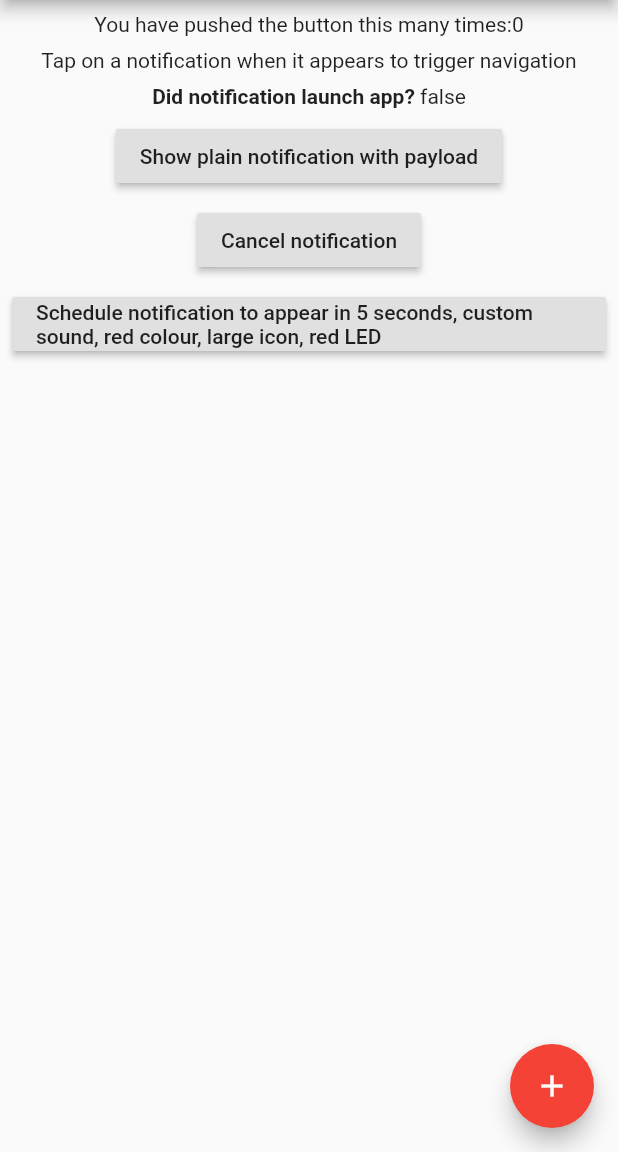
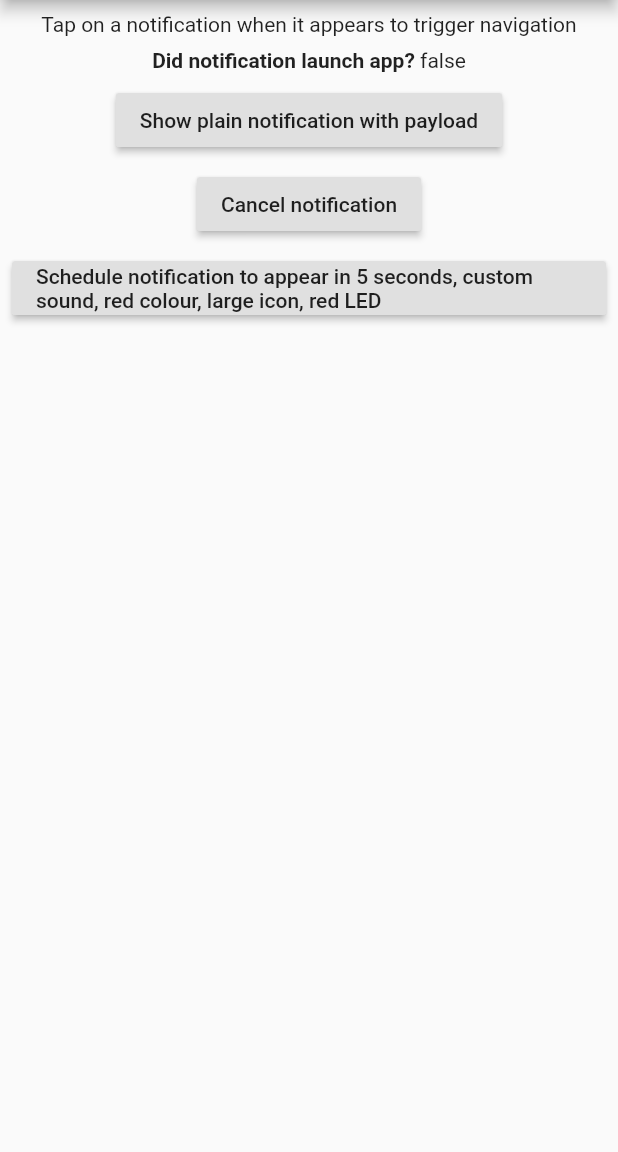
Before and after one commit to ascheman/ichdenkandich, a Flutter app: the screen it shows after launch, on a phone screen of 412 x 824 dp, the part 84-1236 px from its top. Run offline on Flutter 3.47's test engine with Material 2 defaults, Android fonts, the phone set to English and light mode, and no system bars; our stand-ins replace flutter_local_notifications, logger, rxdart.

Commit message:
Remove counter functionality (from generated flutter app)
and perform some re-formatting of source code

```diff
--- a/lib/main.dart
+++ b/lib/main.dart
@@ -182,31 +182,10 @@ class _MyHomePageState extends State<MyHomePage> {
     });
   }
 
-  int _counter = 0;
-
-  void _incrementCounter() {
-    setState(() {
-      // This call to setState tells the Flutter framework that something has
-      // changed in this State, which causes it to rerun the build method below
-      // so that the display can reflect the updated values. If we changed
-      // _counter without calling setState(), then the build method would not be
-      // called again, and so nothing would appear to happen.
-      _counter++;
-    });
-  }
-
   @override
   Widget build(BuildContext context) {
-    // This method is rerun every time setState is called, for instance as done
-    // by the _incrementCounter method above.
-    //
-    // The Flutter framework has been optimized to make rerunning build methods
-    // fast, so that you can just rebuild anything that needs updating rather
-    // than having to individually change instances of widgets.
     return Scaffold(
       appBar: AppBar(
-        // Here we take the value from the MyHomePage object that was created by
-        // the App.build method, and use it to set our appbar title.
         title: Text(widget.title),
       ),
       body: SingleChildScrollView(
@@ -214,40 +193,9 @@ class _MyHomePageState extends State<MyHomePage> {
         child: Padding(
           padding: EdgeInsets.all(8.0),
           child: Center(
-            // Center is a layout widget. It takes a single child and positions it
-            // in the middle of the parent.
             child: Column(
-              // Column is also a layout widget. It takes a list of children and
-              // arranges them vertically. By default, it sizes itself to fit its
-              // children horizontally, and tries to be as tall as its parent.
-              //
-              // Invoke "debug painting" (press "p" in the console, choose the
-              // "Toggle Debug Paint" action from the Flutter Inspector in Android
-              // Studio, or the "Toggle Debug Paint" command in Visual Studio Code)
-              // to see the wireframe for each widget.
-              //
-              // Column has various properties to control how it sizes itself and
-              // how it positions its children. Here we use mainAxisAlignment to
-              // center the children vertically; the main axis here is the vertical
-              // axis because Columns are vertical (the cross axis would be
-              // horizontal).
               mainAxisAlignment: MainAxisAlignment.center,
               children: <Widget>[
-                Padding(
-                  padding: EdgeInsets.fromLTRB(0.0, 0.0, 0.0, 8.0),
-                  child: Text.rich(
-                    TextSpan(
-                      children: [
-                        TextSpan(
-                          text: 'You have pushed the button this many times:',
-                        ),
-                        TextSpan(
-                          text: '$_counter',
-                        ),
-                      ],
-                    ),
-                  ),
-                ),
                 Padding(
                   padding: EdgeInsets.fromLTRB(0.0, 0.0, 0.0, 8.0),
                   child: Text(
@@ -302,7 +250,7 @@ class _MyHomePageState extends State<MyHomePage> {
                 ),
                 PaddedRaisedButton(
                   buttonText:
-                  'Schedule notification to appear in 5 seconds, custom sound, red colour, large icon, red LED',
+                      'Schedule notification to appear in 5 seconds, custom sound, red colour, large icon, red LED',
                   onPressed: () async {
                     await _scheduleNotification();
                   },
@@ -312,11 +260,6 @@ class _MyHomePageState extends State<MyHomePage> {
           ),
         ),
       ),
-      floatingActionButton: FloatingActionButton(
-        onPressed: _incrementCounter,
-        tooltip: 'Increment',
-        child: Icon(Icons.add),
-      ), // This trailing comma makes auto-formatting nicer for build methods.
     );
   }
 
@@ -339,7 +282,7 @@ class _MyHomePageState extends State<MyHomePage> {
   /// Schedules a notification that specifies a different icon, sound and vibration pattern
   Future<void> _scheduleNotification() async {
     var scheduledNotificationDateTime =
-    DateTime.now().add(Duration(seconds: 5));
+        DateTime.now().add(Duration(seconds: 5));
     var vibrationPattern = Int64List(4);
     vibrationPattern[0] = 0;
     vibrationPattern[1] = 1000;
@@ -360,7 +303,7 @@ class _MyHomePageState extends State<MyHomePage> {
         ledOnMs: 1000,
         ledOffMs: 500);
     var iOSPlatformChannelSpecifics =
-    IOSNotificationDetails(sound: 'slow_spring_board.aiff');
+        IOSNotificationDetails(sound: 'slow_spring_board.aiff');
     var platformChannelSpecifics = NotificationDetails(
         androidPlatformChannelSpecifics, iOSPlatformChannelSpecifics);
     await flutterLocalNotificationsPlugin.schedule(
@@ -369,9 +312,9 @@ class _MyHomePageState extends State<MyHomePage> {
         'scheduled body',
         scheduledNotificationDateTime,
         platformChannelSpecifics);
-    log.d("Scheduled Notification for " + scheduledNotificationDateTime.toIso8601String());
+    log.d("Scheduled Notification for " +
+        scheduledNotificationDateTime.toIso8601String());
   }
-
 }
 
 class SecondScreen extends StatefulWidget {
```
